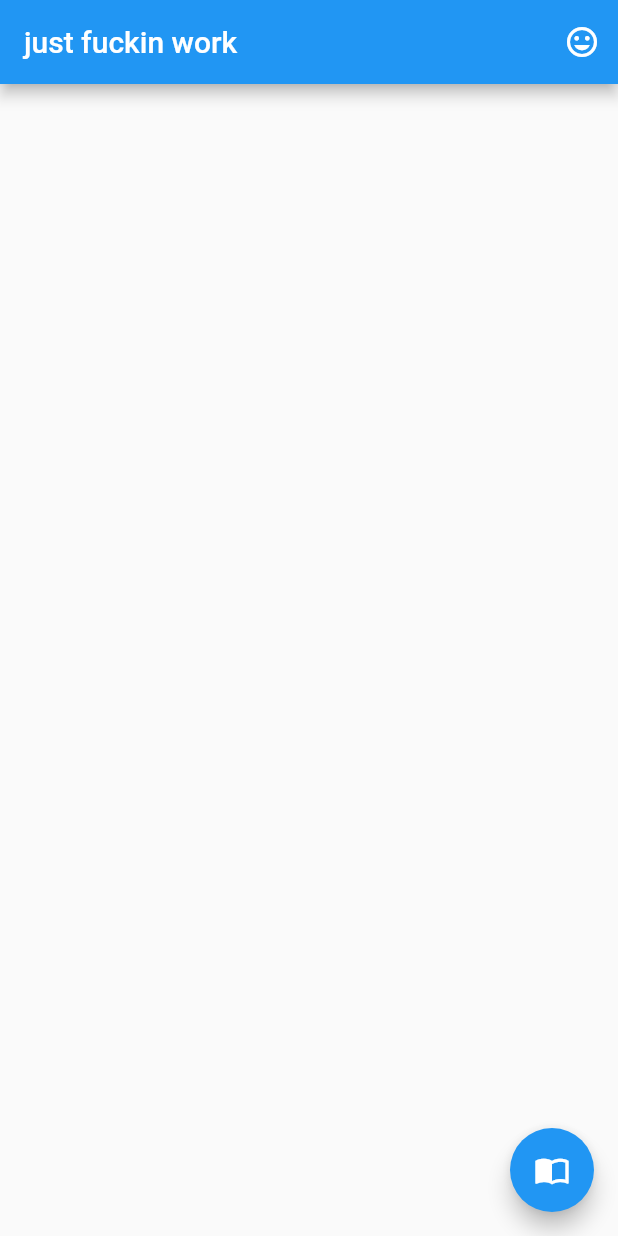
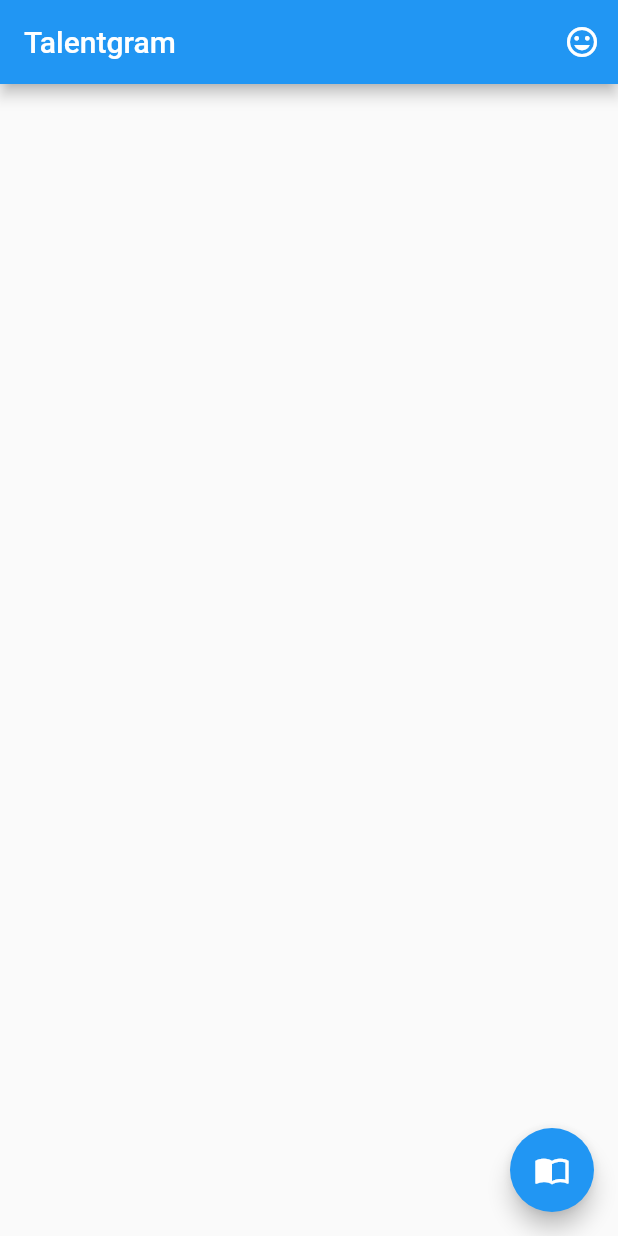
Before and after one commit to codeocde/demo_repo, a Flutter app: the screen it shows after launch, on a phone screen of 412 x 824 dp. Run offline on Flutter 3.47's test engine with Material 2 defaults, Android fonts, the phone set to English and light mode, and no system bars; our stand-ins replace file_picker, video_player.

```diff
--- a/lib/main.dart
+++ b/lib/main.dart
@@ -42,7 +42,7 @@ class _VideoAppState extends State<VideoApp> {
       title: 'Video Demo',
       home: Scaffold(
         appBar: AppBar(
-          title: Text("just fuckin work"),
+          title: Text("Talentgram"),
           actions: [
             chose_file(),
           ],
```
